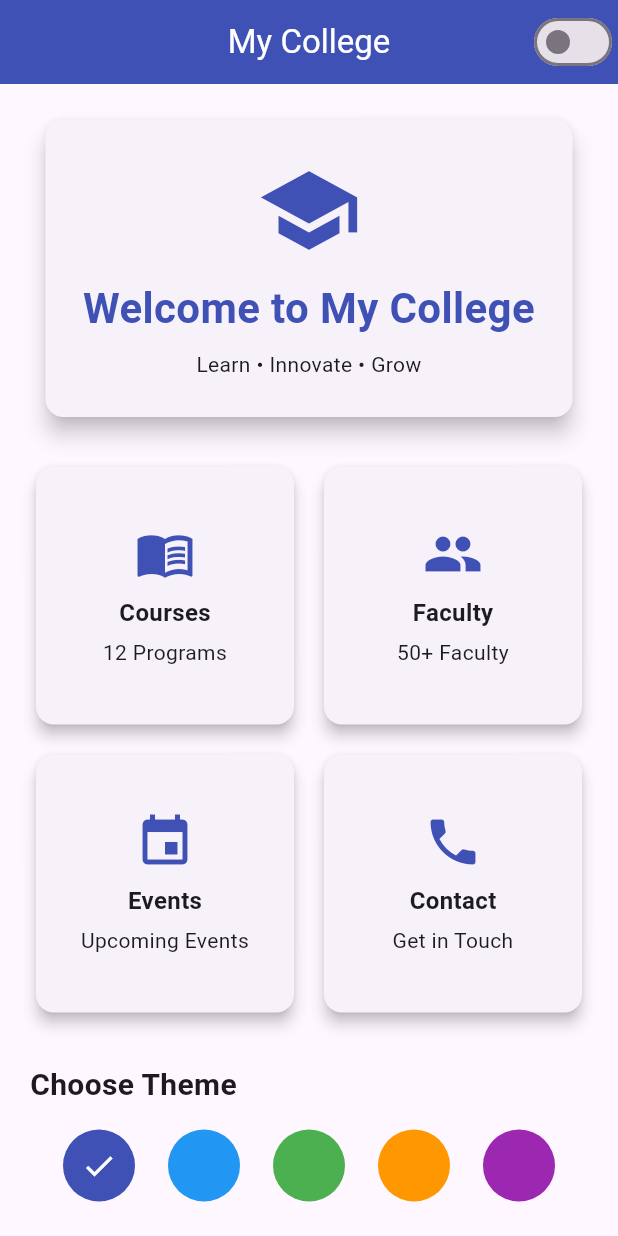
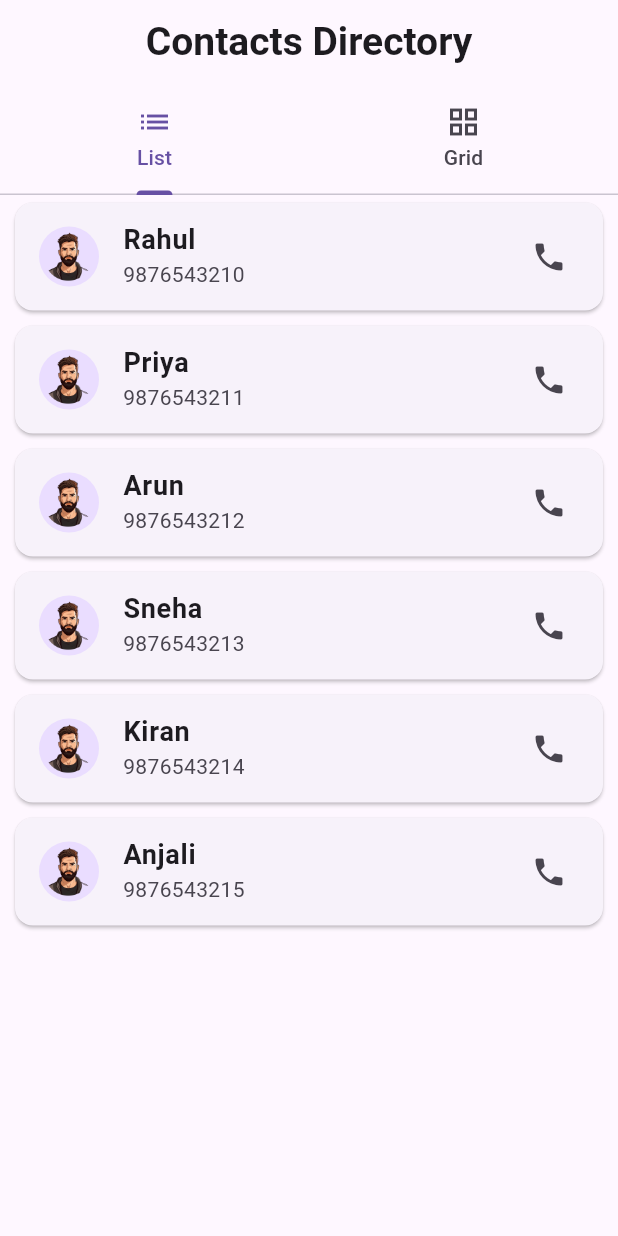
Before and after one commit to Dineshprabha/FlutterLab, a Flutter app: the screen it shows after launch, on a phone screen of 412 x 824 dp. Run offline on Flutter 3.47's test engine with Material 3 defaults, Android fonts, the phone set to English and light mode, and no system bars.

Commit message:
updated labsheet 5 code added contact page code

```diff
--- a/lib/labsheet4/lab4.1.dart
+++ b/lib/labsheet4/lab4.1.dart
@@ -32,7 +32,7 @@ class _MyAppState extends State<BasicWidget> {
 
                 // Title
                 const Text(
-                  'Presidency University',
+                  'Presidency University, Bangalore',
                   style: TextStyle(
                     fontSize: 28,
                     fontWeight: FontWeight.bold,
--- a/lib/labsheet4/lab4.2.dart
+++ b/lib/labsheet4/lab4.2.dart
@@ -1,8 +1,7 @@
-import 'package:flutter/cupertino.dart';
 import 'package:flutter/material.dart';
 
-class MyApp extends StatelessWidget {
-  const MyApp({super.key});
+class ProfileCard extends StatelessWidget {
+  const ProfileCard({super.key});
 
   @override
   Widget build(BuildContext context) {
@@ -23,11 +22,11 @@ class MyApp extends StatelessWidget {
 
         body: Center(
           child: Card(
-            elevation: 28,
+            elevation: 20,
 
             child: Container(
               width: 350,
-              padding: const EdgeInsets.all(60),
+              padding: const EdgeInsets.all(80),
 
               child: Column(
                 mainAxisSize: MainAxisSize.min,
--- a/lib/labsheet5/5_1/loginform.dart
+++ b/lib/labsheet5/5_1/loginform.dart
@@ -20,7 +20,6 @@ class LoginPage extends StatefulWidget {
 }
 
 class _LoginPageState extends State<LoginPage> {
-
   // Controllers
   TextEditingController emailController = TextEditingController();
   TextEditingController passwordController = TextEditingController();
@@ -34,10 +33,7 @@ class _LoginPageState extends State<LoginPage> {
       appBar: AppBar(
         title: const Text(
           "Login Form",
-          style: TextStyle(
-            fontSize: 28,
-            fontWeight: FontWeight.bold,
-          ),
+          style: TextStyle(fontSize: 28, fontWeight: FontWeight.bold),
         ),
         centerTitle: true,
       ),
@@ -53,11 +49,7 @@ class _LoginPageState extends State<LoginPage> {
             child: Column(
               mainAxisSize: MainAxisSize.min,
               children: [
-
-                const Icon(
-                  Icons.account_circle,
-                  size: 100,
-                ),
+                const Icon(Icons.account_circle, size: 100),
 
                 const SizedBox(height: 20),
 
@@ -97,7 +89,7 @@ class _LoginPageState extends State<LoginPage> {
                     labelText: "Password",
                     hintText: "Enter your password",
                     border: OutlineInputBorder(),
-                    prefixIcon: Icon(Icons.lock),
+                    suffixIcon: Icon(Icons.lock),
                   ),
 
                   validator: (value) {
@@ -118,9 +110,7 @@ class _LoginPageState extends State<LoginPage> {
                 // Login Button
                 ElevatedButton(
                   onPressed: () {
-
                     if (formKey.currentState!.validate()) {
-
                       String email = emailController.text;
                       String password = passwordController.text;
 
@@ -128,19 +118,11 @@ class _LoginPageState extends State<LoginPage> {
                       print("Password: $password");
 
                       ScaffoldMessenger.of(context).showSnackBar(
-                        const SnackBar(
-                          content: Text("Login Successful"),
-                        ),
+                        const SnackBar(content: Text("Login Successful")),
                       );
                     }
                   },
-
-                  child: const Text(
-                    "Login",
-                    style: TextStyle(
-                      fontSize: 18,
-                    ),
-                  ),
+                  child: const Text("Login", style: TextStyle(fontSize: 18)),
                 ),
               ],
             ),
--- /dev/null
+++ b/lib/labsheet5/5_2/contact_page.dart
@@ -0,0 +1,125 @@
+import 'package:flutter/material.dart';
+import 'ContactCard.dart';
+import 'contact_list_item.dart';
+
+class Contacts extends StatelessWidget {
+  const Contacts({super.key});
+
+  @override
+  Widget build(BuildContext context) {
+    return MaterialApp(
+      debugShowCheckedModeBanner: false,
+      home: const ContactsPage(),
+    );
+  }
+}
+
+class ContactsPage extends StatelessWidget {
+  const ContactsPage({super.key});
+
+  // Contact data
+  final List<Map<String, String>> contacts = const [
+    {
+      "name": "Rahul",
+      "phone": "9876543210",
+      "image": "assets/images/profile.png",
+    },
+    {
+      "name": "Priya",
+      "phone": "9876543211",
+      "image": "assets/images/profile.png",
+    },
+    {
+      "name": "Arun",
+      "phone": "9876543212",
+      "image": "assets/images/profile.png",
+    },
+    {
+      "name": "Sneha",
+      "phone": "9876543213",
+      "image": "assets/images/profile.png",
+    },
+    {
+      "name": "Kiran",
+      "phone": "9876543214",
+      "image": "assets/images/profile.png",
+    },
+    {
+      "name": "Anjali",
+      "phone": "9876543215",
+      "image": "assets/images/profile.png",
+    },
+  ];
+
+  @override
+  Widget build(BuildContext context) {
+    return DefaultTabController(
+      length: 2,
+
+      child: Scaffold(
+        appBar: AppBar(
+          title: const Text(
+            "Contacts Directory",
+            style: TextStyle(
+              fontSize: 26,
+              fontWeight: FontWeight.bold,
+            ),
+          ),
+
+          centerTitle: true,
+
+          bottom: const TabBar(
+            tabs: [
+              Tab(
+                icon: Icon(Icons.list),
+                text: "List",
+              ),
+              Tab(
+                icon: Icon(Icons.grid_view),
+                text: "Grid",
+              ),
+            ],
+          ),
+        ),
+
+        body: TabBarView(
+          children: [
+
+            ListView.builder(
+              itemCount: contacts.length,
+
+              itemBuilder: (context, index) {
+                return ContactListItem(
+                  name: contacts[index]["name"]!,
+                  phone: contacts[index]["phone"]!,
+                  image: contacts[index]["image"]!,
+                );
+              },
+            ),
+
+            GridView.builder(
+              padding: const EdgeInsets.all(10),
+
+              itemCount: contacts.length,
+
+              gridDelegate:
+              const SliverGridDelegateWithFixedCrossAxisCount(
+                crossAxisCount: 2,
+                crossAxisSpacing: 10,
+                mainAxisSpacing: 10,
+              ),
+
+              itemBuilder: (context, index) {
+                return ContactCard(
+                  name: contacts[index]["name"]!,
+                  phone: contacts[index]["phone"]!,
+                  image: contacts[index]["image"]!,
+                );
+              },
+            ),
+          ],
+        ),
+      ),
+    );
+  }
+}
--- a/lib/main.dart
+++ b/lib/main.dart
@@ -1,7 +1,7 @@
 import 'package:flutter/material.dart';
+import 'labsheet5/5_2/contact_page.dart';
 
-import 'labsheet7/7_2/college_app.dart';
 
 void main() {
-  runApp(const CollegeApp());
+  runApp(const Contacts());
 }
```
Also changed, not shown: assets/images/presi_logo.png (added), lib/labsheet5/5_2/ContactCard.dart (renamed from lib/labsheet5/ContactCard.dart), lib/labsheet5/5_2/contact_list_item.dart (renamed from lib/labsheet5/contact_list_item.dart).
